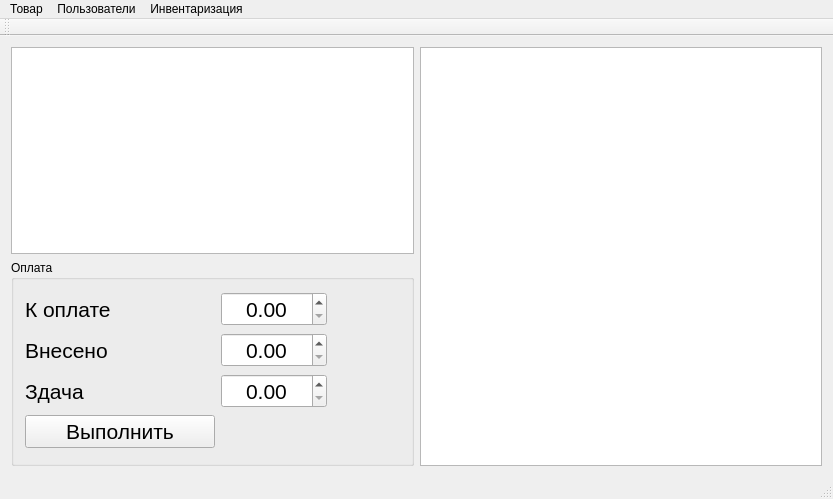
The window that bar/bar.ui (SergMaruda/bar) describes before a commit, drawn with Qt 5.
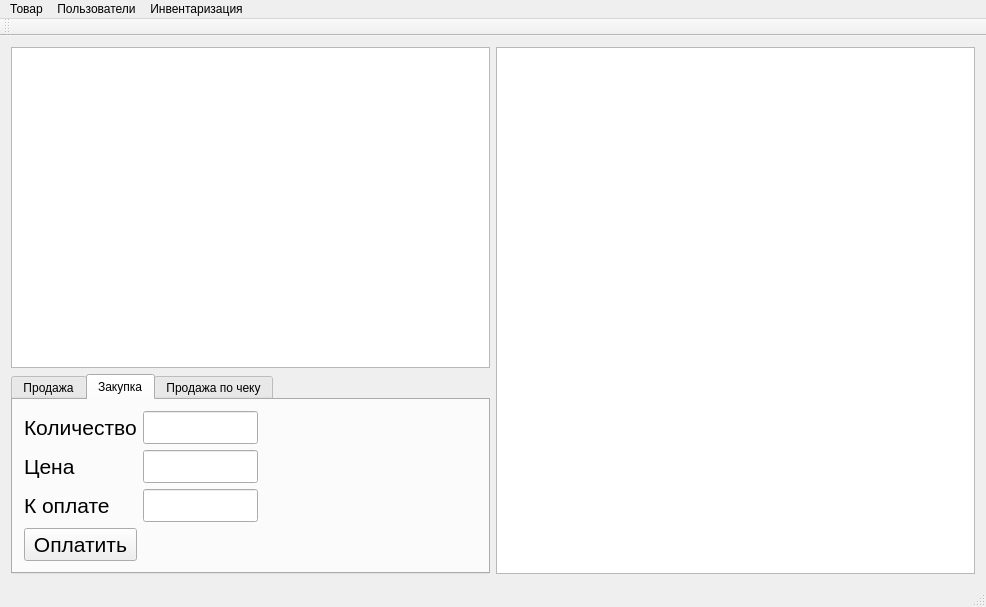
The same window after the commit. The open tabs and pages were chosen to show the change.

Commit message: added possibility to add goods to transactions and perform waiting for payment transactions highlighting different transactions by different color database updated

What changed in the file:
```diff
--- a/bar/bar.ui
+++ b/bar/bar.ui
@@ -6,41 +6,59 @@
    <rect>
     <x>0</x>
     <y>0</y>
-    <width>833</width>
-    <height>499</height>
+    <width>986</width>
+    <height>607</height>
    </rect>
   </property>
   <property name="windowTitle">
    <string>bar</string>
   </property>
   <widget class="QWidget" name="centralWidget">
-   <layout class="QGridLayout" name="gridLayout">
-    <item row="0" column="0">
+   <layout class="QHBoxLayout" name="horizontalLayout">
+    <item>
+     <widget class="QWidget" name="widget" native="true">
+      <property name="minimumSize">
+       <size>
+        <width>0</width>
+        <height>500</height>
+       </size>
+      </property>
+      <layout class="QVBoxLayout" name="verticalLayout">
+       <property name="leftMargin">
+        <number>0</number>
+       </property>
+       <property name="topMargin">
+        <number>0</number>
+       </property>
+       <property name="rightMargin">
+        <number>0</number>
+       </property>
+       <property name="bottomMargin">
+        <number>0</number>
+       </property>
+       <item>
      <widget class="QTableView" name="tableViewTransactions">
       <property name="font">
        <font>
         <pointsize>16</pointsize>
        </font>
       </property>
-     </widget>
-    </item>
-    <item row="0" column="1" rowspan="2">
-     <widget class="QTableView" name="tableViewGood">
-      <property name="font">
-       <font>
-        <pointsize>16</pointsize>
-       </font>
-      </property>
-      <property name="frameShape">
-       <enum>QFrame::StyledPanel</enum>
+         <property name="styleSheet">
+          <string notr="true"/>
       </property>
       <property name="editTriggers">
        <set>QAbstractItemView::NoEditTriggers</set>
       </property>
-     </widget>
-    </item>
-    <item row="1" column="0">
-     <widget class="QGroupBox" name="groupBox">
+         <property name="selectionMode">
+          <enum>QAbstractItemView::ExtendedSelection</enum>
+         </property>
+         <property name="selectionBehavior">
+          <enum>QAbstractItemView::SelectItems</enum>
+         </property>
+        </widget>
+       </item>
+       <item>
+        <widget class="QTabWidget" name="tabWidget">
       <property name="sizePolicy">
        <sizepolicy hsizetype="Expanding" vsizetype="Expanding">
         <horstretch>0</horstretch>
@@ -53,69 +71,47 @@
         <height>0</height>
        </size>
       </property>
-      <property name="title">
-       <string>Оплата</string>
-      </property>
+         <property name="maximumSize">
+          <size>
+           <width>16777215</width>
+           <height>200</height>
+          </size>
+         </property>
+         <property name="currentIndex">
+          <number>0</number>
+         </property>
+         <widget class="QWidget" name="tabWidgetPage1">
+          <attribute name="title">
+           <string>Продажа</string>
+          </attribute>
       <layout class="QGridLayout" name="gridLayout_2">
-       <item row="0" column="1">
-        <widget class="QDoubleSpinBox" name="doubleSpinBox_2">
-         <property name="font">
-          <font>
-           <pointsize>16</pointsize>
-          </font>
-         </property>
-         <property name="layoutDirection">
-          <enum>Qt::LeftToRight</enum>
-         </property>
-         <property name="autoFillBackground">
-          <bool>false</bool>
-         </property>
-         <property name="alignment">
-          <set>Qt::AlignCenter</set>
-         </property>
-         <property name="maximum">
-          <double>9999.989999999999782</double>
-         </property>
-        </widget>
-       </item>
-       <item row="1" column="1">
-        <widget class="QDoubleSpinBox" name="doubleSpinBox">
-         <property name="font">
-          <font>
-           <pointsize>16</pointsize>
-          </font>
-         </property>
-         <property name="alignment">
-          <set>Qt::AlignCenter</set>
-         </property>
-         <property name="maximum">
-          <double>9999.989999999999782</double>
-         </property>
-        </widget>
-       </item>
-       <item row="2" column="1">
-        <widget class="QDoubleSpinBox" name="doubleSpinBox_3">
-         <property name="font">
-          <font>
-           <pointsize>16</pointsize>
-          </font>
-         </property>
-         <property name="alignment">
-          <set>Qt::AlignCenter</set>
-         </property>
-         <property name="maximum">
-          <double>9999.989999999999782</double>
-         </property>
-        </widget>
-       </item>
        <item row="0" column="0">
+            <spacer name="verticalSpacer">
+             <property name="orientation">
+              <enum>Qt::Vertical</enum>
+             </property>
+             <property name="sizeHint" stdset="0">
+              <size>
+               <width>20</width>
+               <height>40</height>
+              </size>
+             </property>
+            </spacer>
+           </item>
+           <item row="2" column="0">
         <widget class="QLabel" name="label_2">
          <property name="minimumSize">
           <size>
-           <width>46</width>
+               <width>100</width>
            <height>31</height>
           </size>
          </property>
+             <property name="maximumSize">
+              <size>
+               <width>125</width>
+               <height>16777215</height>
+              </size>
+             </property>
          <property name="font">
           <font>
            <pointsize>16</pointsize>
@@ -130,10 +126,16 @@
         <widget class="QLabel" name="label">
          <property name="minimumSize">
           <size>
-           <width>46</width>
+               <width>100</width>
            <height>13</height>
           </size>
          </property>
+             <property name="maximumSize">
+              <size>
+               <width>125</width>
+               <height>16777215</height>
+              </size>
+             </property>
          <property name="font">
           <font>
            <pointsize>16</pointsize>
@@ -144,14 +146,47 @@
          </property>
         </widget>
        </item>
-       <item row="2" column="0">
+           <item row="1" column="1">
+            <widget class="QDoubleSpinBox" name="doubleSpinBox">
+             <property name="minimumSize">
+              <size>
+               <width>0</width>
+               <height>0</height>
+              </size>
+             </property>
+             <property name="maximumSize">
+              <size>
+               <width>115</width>
+               <height>16777215</height>
+              </size>
+             </property>
+             <property name="font">
+              <font>
+               <pointsize>16</pointsize>
+              </font>
+             </property>
+             <property name="alignment">
+              <set>Qt::AlignCenter</set>
+             </property>
+             <property name="maximum">
+              <double>9999.989999999999782</double>
+             </property>
+            </widget>
+           </item>
+           <item row="5" column="0">
         <widget class="QLabel" name="label_3">
          <property name="minimumSize">
           <size>
-           <width>46</width>
+               <width>100</width>
            <height>13</height>
           </size>
          </property>
+             <property name="maximumSize">
+              <size>
+               <width>125</width>
+               <height>16777215</height>
+              </size>
+             </property>
          <property name="font">
           <font>
            <pointsize>16</pointsize>
@@ -162,14 +197,20 @@
          </property>
         </widget>
        </item>
-       <item row="3" column="0">
+           <item row="6" column="0">
         <widget class="QPushButton" name="pushButton">
          <property name="minimumSize">
           <size>
-           <width>190</width>
+               <width>125</width>
            <height>33</height>
           </size>
          </property>
+             <property name="maximumSize">
+              <size>
+               <width>125</width>
+               <height>16777215</height>
+              </size>
+             </property>
          <property name="font">
           <font>
            <pointsize>16</pointsize>
@@ -180,7 +221,43 @@
          </property>
         </widget>
        </item>
-       <item row="0" column="2">
+           <item row="2" column="1">
+            <widget class="QLineEdit" name="lineEdit">
+             <property name="maximumSize">
+              <size>
+               <width>115</width>
+               <height>16777215</height>
+              </size>
+             </property>
+             <property name="font">
+              <font>
+               <pointsize>16</pointsize>
+              </font>
+             </property>
+             <property name="readOnly">
+              <bool>true</bool>
+             </property>
+            </widget>
+           </item>
+           <item row="5" column="1">
+            <widget class="QLineEdit" name="lineEdit_2">
+             <property name="maximumSize">
+              <size>
+               <width>115</width>
+               <height>16777215</height>
+              </size>
+             </property>
+             <property name="font">
+              <font>
+               <pointsize>16</pointsize>
+              </font>
+             </property>
+             <property name="readOnly">
+              <bool>true</bool>
+             </property>
+            </widget>
+           </item>
+           <item row="2" column="4">
         <spacer name="horizontalSpacer">
          <property name="orientation">
           <enum>Qt::Horizontal</enum>
@@ -195,6 +272,235 @@
        </item>
       </layout>
      </widget>
+         <widget class="QWidget" name="tab">
+          <attribute name="title">
+           <string>Закупка</string>
+          </attribute>
+          <layout class="QGridLayout" name="gridLayout_3">
+           <item row="1" column="2">
+            <spacer name="horizontalSpacer_2">
+             <property name="orientation">
+              <enum>Qt::Horizontal</enum>
+             </property>
+             <property name="sizeHint" stdset="0">
+              <size>
+               <width>40</width>
+               <height>20</height>
+              </size>
+             </property>
+            </spacer>
+           </item>
+           <item row="1" column="0">
+            <widget class="QLabel" name="label_4">
+             <property name="font">
+              <font>
+               <pointsize>16</pointsize>
+              </font>
+             </property>
+             <property name="text">
+              <string>Количество</string>
+             </property>
+            </widget>
+           </item>
+           <item row="1" column="1">
+            <widget class="QLineEdit" name="lineEdit_3">
+             <property name="maximumSize">
+              <size>
+               <width>115</width>
+               <height>16777215</height>
+              </size>
+             </property>
+             <property name="font">
+              <font>
+               <pointsize>16</pointsize>
+              </font>
+             </property>
+            </widget>
+           </item>
+           <item row="2" column="0">
+            <widget class="QLabel" name="label_5">
+             <property name="font">
+              <font>
+               <pointsize>16</pointsize>
+              </font>
+             </property>
+             <property name="text">
+              <string>Цена</string>
+             </property>
+            </widget>
+           </item>
+           <item row="2" column="1">
+            <widget class="QLineEdit" name="lineEdit_4">
+             <property name="maximumSize">
+              <size>
+               <width>115</width>
+               <height>16777215</height>
+              </size>
+             </property>
+             <property name="font">
+              <font>
+               <pointsize>16</pointsize>
+              </font>
+             </property>
+            </widget>
+           </item>
+           <item row="5" column="0">
+            <spacer name="verticalSpacer_2">
+             <property name="orientation">
+              <enum>Qt::Vertical</enum>
+             </property>
+             <property name="sizeHint" stdset="0">
+              <size>
+               <width>20</width>
+               <height>40</height>
+              </size>
+             </property>
+            </spacer>
+           </item>
+           <item row="3" column="0">
+            <widget class="QLabel" name="label_6">
+             <property name="font">
+              <font>
+               <pointsize>16</pointsize>
+              </font>
+             </property>
+             <property name="text">
+              <string>К оплате</string>
+             </property>
+            </widget>
+           </item>
+           <item row="3" column="1">
+            <widget class="QLineEdit" name="lineEdit_5">
+             <property name="maximumSize">
+              <size>
+               <width>115</width>
+               <height>16777215</height>
+              </size>
+             </property>
+             <property name="font">
+              <font>
+               <pointsize>16</pointsize>
+              </font>
+             </property>
+             <property name="readOnly">
+              <bool>true</bool>
+             </property>
+            </widget>
+           </item>
+           <item row="4" column="0">
+            <widget class="QPushButton" name="pushButton_2">
+             <property name="font">
+              <font>
+               <pointsize>16</pointsize>
+              </font>
+             </property>
+             <property name="text">
+              <string>Оплатить</string>
+             </property>
+            </widget>
+           </item>
+          </layout>
+         </widget>
+         <widget class="QWidget" name="tab_2">
+          <attribute name="title">
+           <string>Продажа по чеку</string>
+          </attribute>
+          <layout class="QGridLayout" name="gridLayout_4">
+           <item row="0" column="0">
+            <widget class="QLabel" name="label_7">
+             <property name="minimumSize">
+              <size>
+               <width>71</width>
+               <height>16</height>
+              </size>
+             </property>
+             <property name="maximumSize">
+              <size>
+               <width>200</width>
+               <height>32</height>
+              </size>
+             </property>
+             <property name="font">
+              <font>
+               <pointsize>16</pointsize>
+              </font>
+             </property>
+             <property name="text">
+              <string>Пользователь</string>
+             </property>
+            </widget>
+           </item>
+           <item row="0" column="1">
+            <widget class="QComboBox" name="comboBox">
+             <property name="minimumSize">
+              <size>
+               <width>115</width>
+               <height>0</height>
+              </size>
+             </property>
+             <property name="font">
+              <font>
+               <pointsize>16</pointsize>
+              </font>
+             </property>
+            </widget>
+           </item>
+           <item row="0" column="2">
+            <spacer name="horizontalSpacer_3">
+             <property name="orientation">
+              <enum>Qt::Horizontal</enum>
+             </property>
+             <property name="sizeHint" stdset="0">
+              <size>
+               <width>188</width>
+               <height>20</height>
+              </size>
+             </property>
+            </spacer>
+           </item>
+           <item row="1" column="0">
+            <spacer name="verticalSpacer_3">
+             <property name="orientation">
+              <enum>Qt::Vertical</enum>
+             </property>
+             <property name="sizeHint" stdset="0">
+              <size>
+               <width>20</width>
+               <height>116</height>
+              </size>
+             </property>
+            </spacer>
+           </item>
+          </layout>
+         </widget>
+        </widget>
+       </item>
+      </layout>
+     </widget>
+    </item>
+    <item>
+     <widget class="QTableView" name="tableViewGood">
+      <property name="maximumSize">
+       <size>
+        <width>500</width>
+        <height>16777215</height>
+       </size>
+      </property>
+      <property name="font">
+       <font>
+        <pointsize>16</pointsize>
+       </font>
+      </property>
+      <property name="mouseTracking">
+       <bool>true</bool>
+      </property>
+      <property name="frameShape">
+       <enum>QFrame::StyledPanel</enum>
+      </property>
+      <property name="editTriggers">
+       <set>QAbstractItemView::NoEditTriggers</set>
+      </property>
+     </widget>
     </item>
    </layout>
   </widget>
@@ -203,7 +509,7 @@
     <rect>
      <x>0</x>
      <y>0</y>
-     <width>833</width>
+     <width>986</width>
      <height>21</height>
     </rect>
    </property>
```
Lines whose indentation alone changed are shown as unchanged. The commit also changes 3 other files.
